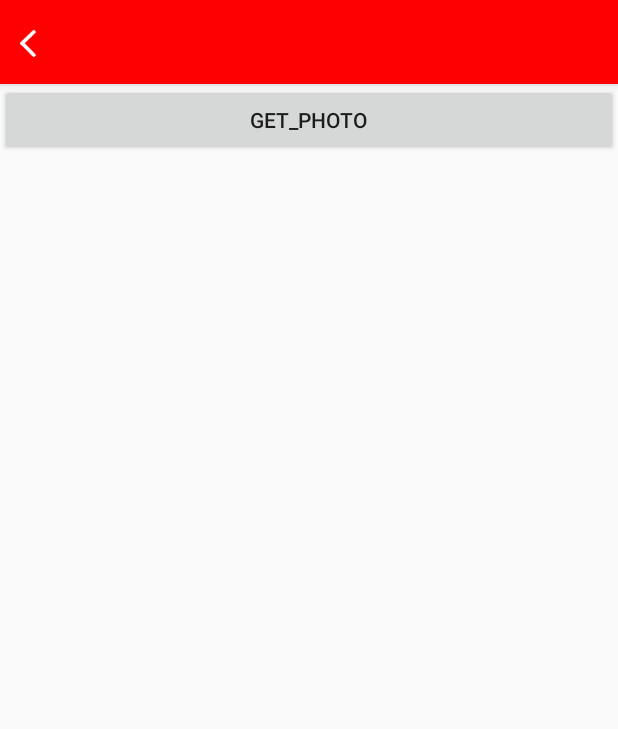
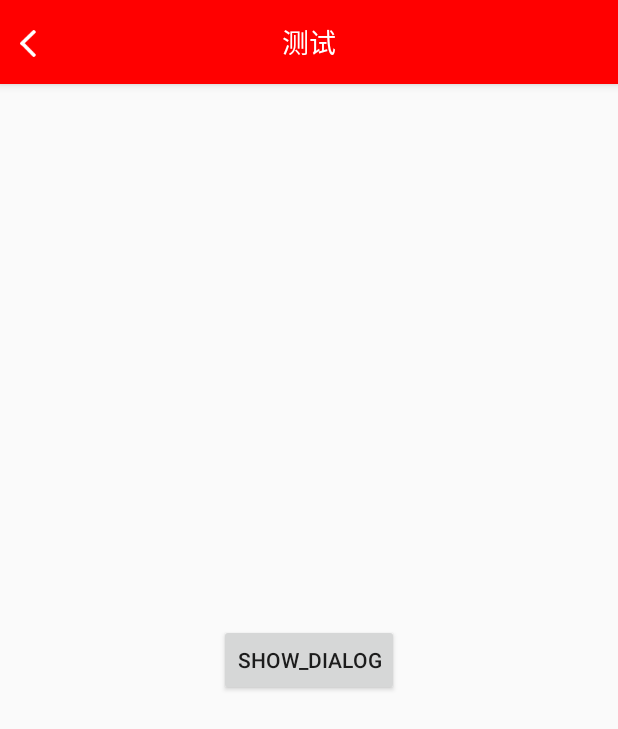
Before and after one commit to gongwanquan/BaseApplication, an Android app: the LeetCodeActivity screen opened directly, with no data from a screen before it, on a phone screen of 412 x 824 dp. Shown: the top 729 px of the screen. Run offline under Robolectric (Android 15) with nearby library versions, the phone set to English and light mode, and no system bars; our stand-ins replace ButterKnife; libraries missing offline, so code that uses them is left out: com.blankj.utilcode.

Commit message:
变更initView方法参数

```diff
--- a/app/build.gradle
+++ b/app/build.gradle
@@ -34,6 +34,7 @@ android {
             proguardFiles getDefaultProguardFile('proguard-android.txt'), 'proguard-rules.pro'
         }
     }
+
 }
 
 dependencies {
--- a/app/src/main/java/com/dms/base/baseapplication/ui/activity/AnotherActivity.java
+++ b/app/src/main/java/com/dms/base/baseapplication/ui/activity/AnotherActivity.java
@@ -36,8 +36,8 @@ public class AnotherActivity extends BaseUIActivity {
     }
 
     @Override
-    public void initView(Bundle savedInstanceState) {
-        super.initView(savedInstanceState);
+    public void initView(View rootView) {
+        super.initView(rootView);
         mTitleBar.setTitle("编辑用户");
 
         mBaseFragments = new ArrayList<>(2);
--- a/app/src/main/java/com/dms/base/baseapplication/ui/activity/GetPhotoActivity.java
+++ b/app/src/main/java/com/dms/base/baseapplication/ui/activity/GetPhotoActivity.java
@@ -10,6 +10,7 @@ import android.os.Bundle;
 import android.os.Environment;
 import android.provider.MediaStore;
 import android.util.Log;
+import android.view.View;
 import android.widget.ImageView;
 import com.dms.base.baseapplication.BuildConfig;
 import com.dms.base.baseapplication.R;
@@ -54,8 +55,8 @@ public class GetPhotoActivity extends BaseUIActivity {
     }
 
     @Override
-    public void initView(Bundle savedInstanceState) {
-        super.initView(savedInstanceState);
+    public void initView(View rootView) {
+        super.initView(rootView);
         mTitleBar.setTitle("照片");
     }
 
--- a/app/src/main/java/com/dms/base/baseapplication/ui/activity/LeetCodeActivity.java
+++ b/app/src/main/java/com/dms/base/baseapplication/ui/activity/LeetCodeActivity.java
@@ -1,46 +1,29 @@
 package com.dms.base.baseapplication.ui.activity;
 
 
-import android.widget.ImageView;
-
+import android.view.View;
 import com.dms.base.baseapplication.R;
-import com.dms.base.baseapplication.ui.widget.SingleSelectDialog;
 import com.dms.base.baseproject.ui.activity.BaseUIActivity;
-
-import butterknife.BindView;
 import butterknife.OnClick;
 
 public class LeetCodeActivity extends BaseUIActivity {
 
-
-    @BindView(R.id.result_iv)
-    ImageView resultIv;
 
     @Override
     public int getLayoutId() {
         return R.layout.activity_leet_code;
     }
 
+    @Override
+    public void initView(View rootView) {
+        super.initView(rootView);
 
-    @OnClick(R.id.get_photo_btn)
+        mTitleBar.setTitle("测试");
+
+    }
+
+    @OnClick(R.id.show_dialog_btn)
     public void onViewClicked() {
-//        GlideApp.with(this)
-//                .load("https://p2.ssl.qhimgs1.com/sdr/200_200_/t013eb47e70063fa4e2.jpg")
-//                .override(500)
-//                .into(resultIv);
 
-//        ConfirmDialog confirmDialog = new ConfirmDialog(this);
-//        confirmDialog.setTitleStr("升级");
-//        confirmDialog.setContentStr("当前最新版本为2.3.0，是否升级？");
-//        confirmDialog.setConfirmListener(new ConfirmDialog.ConfirmListener() {
-//            @Override
-//            public void onConfirm() {
-//                showMessage("升级为2.3版本");
-//            }
-//        });
-//        confirmDialog.show();
-
-        SingleSelectDialog singleSelectDialog = new SingleSelectDialog();
-        singleSelectDialog.show(getSupportFragmentManager(), "");
     }
 }
--- a/app/src/main/java/com/dms/base/baseapplication/ui/activity/MainActivity.java
+++ b/app/src/main/java/com/dms/base/baseapplication/ui/activity/MainActivity.java
@@ -48,8 +48,8 @@ public class MainActivity extends BaseUIActivity<MobPresenter> implements MobVie
 
 
     @Override
-    public void initView(Bundle savedInstanceState) {
-        super.initView(savedInstanceState);
+    public void initView(View rootView) {
+        super.initView(rootView);
         mTitleBar.setTitle("测试");
 
         dataTypeRg.setOnCheckedChangeListener(new RadioGroup.OnCheckedChangeListener() {
--- a/app/src/main/java/com/dms/base/baseapplication/ui/activity/UserActivity.java
+++ b/app/src/main/java/com/dms/base/baseapplication/ui/activity/UserActivity.java
@@ -2,6 +2,7 @@ package com.dms.base.baseapplication.ui.activity;
 
 import android.os.Bundle;
 import android.text.TextUtils;
+import android.view.View;
 import android.widget.EditText;
 import android.widget.ImageView;
 import com.blankj.utilcode.util.ActivityUtils;
@@ -63,8 +64,8 @@ public class UserActivity extends BaseUIActivity<CommonPresenter> {
     }
 
     @Override
-    public void initView(Bundle savedInstanceState) {
-        super.initView(savedInstanceState);
+    public void initView(View rootView) {
+        super.initView(rootView);
         mTitleBar.setTitle(R.string.title_activity_login);
     }
 
--- a/app/src/main/java/com/dms/base/baseapplication/ui/fragment/DictionaryFragment.java
+++ b/app/src/main/java/com/dms/base/baseapplication/ui/fragment/DictionaryFragment.java
@@ -2,6 +2,8 @@ package com.dms.base.baseapplication.ui.fragment;
 
 import android.os.Bundle;
 import android.widget.TextView;
+
+import com.blankj.utilcode.util.LogUtils;
 import com.dms.base.baseapplication.model.DictionaryEntity;
 import com.dms.base.baseapplication.model.HistoryEntity;
 import com.dms.base.baseapplication.model.HoroscopeEntity;
@@ -50,6 +52,7 @@ public class DictionaryFragment extends BaseUiFragment<MobPresenter> implements
             mKeyWords = bundle.getString("extra_keywords");
             mPresenter.queryDictionary(mKeyWords);
         }
+
     }
 
     @Override
--- a/app/src/main/res/layout/activity_leet_code.xml
+++ b/app/src/main/res/layout/activity_leet_code.xml
@@ -1,23 +1,18 @@
 <?xml version="1.0" encoding="utf-8"?>
-<RelativeLayout xmlns:android="http://schemas.android.com/apk/res/android"
+<FrameLayout xmlns:android="http://schemas.android.com/apk/res/android"
     xmlns:tools="http://schemas.android.com/tools"
+    android:id="@+id/root_layout"
     android:layout_width="match_parent"
     android:layout_height="match_parent"
-    android:orientation="vertical"
     tools:context=".ui.activity.LeetCodeActivity">
 
 
     <Button
-        android:id="@+id/get_photo_btn"
-        android:layout_width="match_parent"
+        android:id="@+id/show_dialog_btn"
+        android:layout_width="wrap_content"
         android:layout_height="wrap_content"
-        android:text="get_photo"/>
-
-    <ImageView
-        android:id="@+id/result_iv"
-        android:layout_width="wrap_content"
-        android:layout_height="wrap_content" />
+        android:layout_gravity="center"
+        android:text="show_dialog" />
 
 
-
-</RelativeLayout>
+</FrameLayout>
--- a/baseproject/src/main/java/com/dms/base/baseproject/mvp/provider/PresenterProvider.java
+++ b/baseproject/src/main/java/com/dms/base/baseproject/mvp/provider/PresenterProvider.java
@@ -4,6 +4,7 @@ import android.support.annotation.NonNull;
 import android.support.annotation.Nullable;
 import com.dms.base.baseproject.mvp.presenter.IPresenter;
 import com.dms.base.baseproject.ui.activity.BaseActivity;
+import com.dms.base.baseproject.ui.dialog.BaseDialog;
 import com.dms.base.baseproject.ui.fragment.BaseFragment;
 import java.lang.reflect.ParameterizedType;
 import java.lang.reflect.Type;
@@ -18,6 +19,11 @@ public class PresenterProvider {
     @Nullable
     public static <P extends IPresenter> P createPresenter(@NonNull BaseFragment baseFragment) {
         return createPresenter(baseFragment.getClass());
+    }
+
+    @Nullable
+    public static <P extends IPresenter> P createPresenter(@NonNull BaseDialog baseActivity) {
+        return createPresenter(baseActivity.getClass());
     }
 
     @Nullable
--- a/baseproject/src/main/java/com/dms/base/baseproject/mvp/view/IView.java
+++ b/baseproject/src/main/java/com/dms/base/baseproject/mvp/view/IView.java
@@ -2,7 +2,7 @@ package com.dms.base.baseproject.mvp.view;
 
 
 import android.os.Bundle;
-
+import android.view.View;
 import com.dms.base.baseproject.mvp.presenter.IPresenter;
 import com.dms.base.baseproject.net.error.NetError;
 
@@ -12,7 +12,7 @@ public interface IView {
 
     <P extends IPresenter> P createPresenter();
 
-    void initView(Bundle savedInstanceState);
+    void initView(View rootView);
 
     void initData(Bundle savedInstanceState);
 
--- a/baseproject/src/main/java/com/dms/base/baseproject/ui/activity/BaseActivity.java
+++ b/baseproject/src/main/java/com/dms/base/baseproject/ui/activity/BaseActivity.java
@@ -2,24 +2,24 @@ package com.dms.base.baseproject.ui.activity;
 
 import android.os.Bundle;
 import android.support.annotation.Nullable;
-
 import com.blankj.utilcode.util.ToastUtils;
 import com.dms.base.baseproject.mvp.provider.PresenterProvider;
 import com.dms.base.baseproject.mvp.presenter.IPresenter;
 import com.dms.base.baseproject.mvp.view.IView;
-import com.tbruyelle.rxpermissions2.RxPermissions;
 import android.support.v7.app.AppCompatActivity;
+import android.view.LayoutInflater;
+import android.view.View;
+import android.view.ViewGroup;
 import butterknife.ButterKnife;
 import butterknife.Unbinder;
 
 
 public abstract class BaseActivity<P extends IPresenter> extends AppCompatActivity implements IView {
+    protected View mRootView;
 
     private Unbinder mUnBinder;
 
     protected P mPresenter;
-
-    private RxPermissions mRxPermissions;
 
     @Override
     public P createPresenter() {
@@ -27,7 +27,7 @@ public abstract class BaseActivity<P extends IPresenter> extends AppCompatActivi
     }
 
     @Override
-    public void initView(Bundle savedInstanceState) {
+    public void initView(View rootView) {
     }
 
     @Override
@@ -44,8 +44,10 @@ public abstract class BaseActivity<P extends IPresenter> extends AppCompatActivi
         super.onCreate(savedInstanceState);
 
         if (getLayoutId() > 0) {
-            setContentView(getLayoutId());
-            mUnBinder = ButterKnife.bind(this);
+            ViewGroup contentParent = getWindow().getDecorView().findViewById(android.R.id.content);
+            mRootView = LayoutInflater.from(this).inflate(getLayoutId(), contentParent, false);
+            mUnBinder = ButterKnife.bind(this, mRootView);
+            setContentView(mRootView);
         }
 
         mPresenter = createPresenter();
@@ -53,7 +55,7 @@ public abstract class BaseActivity<P extends IPresenter> extends AppCompatActivi
             mPresenter.attachView(this);
         }
 
-        initView(savedInstanceState);
+        initView(mRootView);
         initData(savedInstanceState);
     }
 
--- a/baseproject/src/main/java/com/dms/base/baseproject/ui/activity/BaseUIActivity.java
+++ b/baseproject/src/main/java/com/dms/base/baseproject/ui/activity/BaseUIActivity.java
@@ -3,6 +3,7 @@ package com.dms.base.baseproject.ui.activity;
 import android.os.Bundle;
 import android.support.annotation.Nullable;
 import android.view.View;
+import android.view.ViewGroup;
 
 import com.dms.base.baseproject.mvp.presenter.BasePresenter;
 import com.dms.base.baseproject.mvp.presenter.IPresenter;
@@ -26,9 +27,9 @@ public abstract class BaseUIActivity<P extends IPresenter> extends BaseActivity<
     }
 
     @Override
-    public void setContentView(int layoutResID) {
+    public void setContentView(View view) {
         mStateView = new StateLayout(this);
-        mStateView.setContentResource(layoutResID);
+        mStateView.addView(view);
         View.OnClickListener emptyAndErrorClickListener = new View.OnClickListener() {
             @Override
             public void onClick(View v) {
@@ -37,7 +38,9 @@ public abstract class BaseUIActivity<P extends IPresenter> extends BaseActivity<
         };
         mStateView.setEmptyAction(emptyAndErrorClickListener);
         mStateView.setErrorAction(emptyAndErrorClickListener);
-        setContentView(mStateView);
+
+        ViewGroup contentParent = getWindow().getDecorView().findViewById(android.R.id.content);
+        contentParent.addView(mStateView);
     }
 
     @Override
```
Also changed, not shown: app/src/main/java/com/dms/base/baseapplication/APP.java (+3 -6 lines), app/src/main/java/com/dms/base/baseapplication/net/MyLogger.java (added, +34 -0 lines), app/src/main/res/layout/dialog_mob.xml (added, +12 -0 lines), baseproject/src/main/java/com/dms/base/baseproject/ui/fragment/BaseFragment.java (+3 -5 lines), baseproject/src/main/java/com/dms/base/baseproject/ui/fragment/BaseUiFragment.java (+10 -0 lines).
